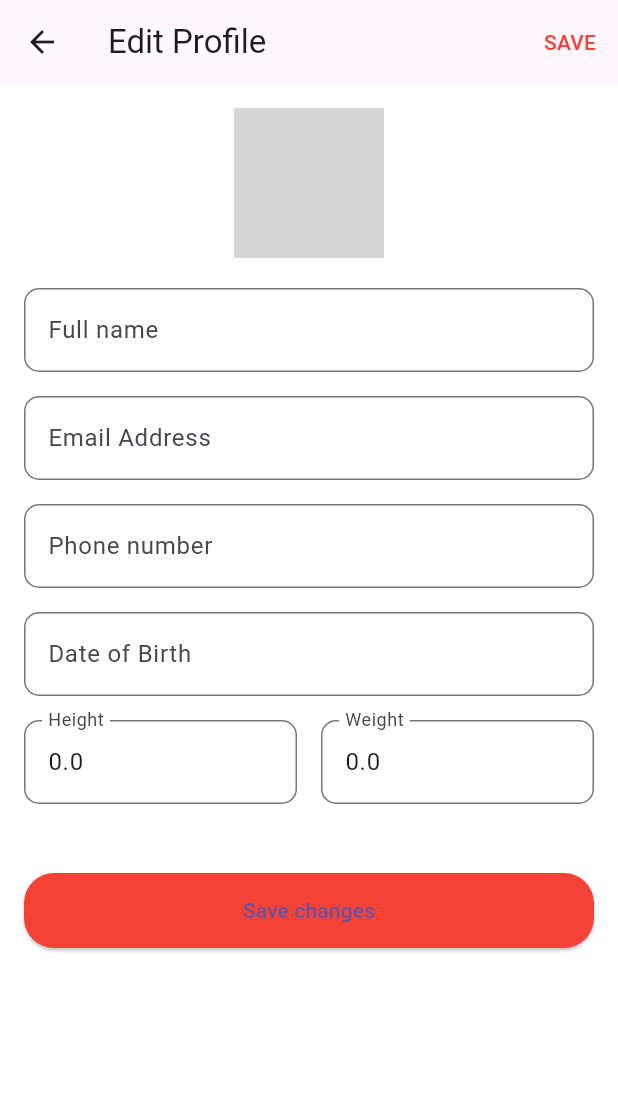
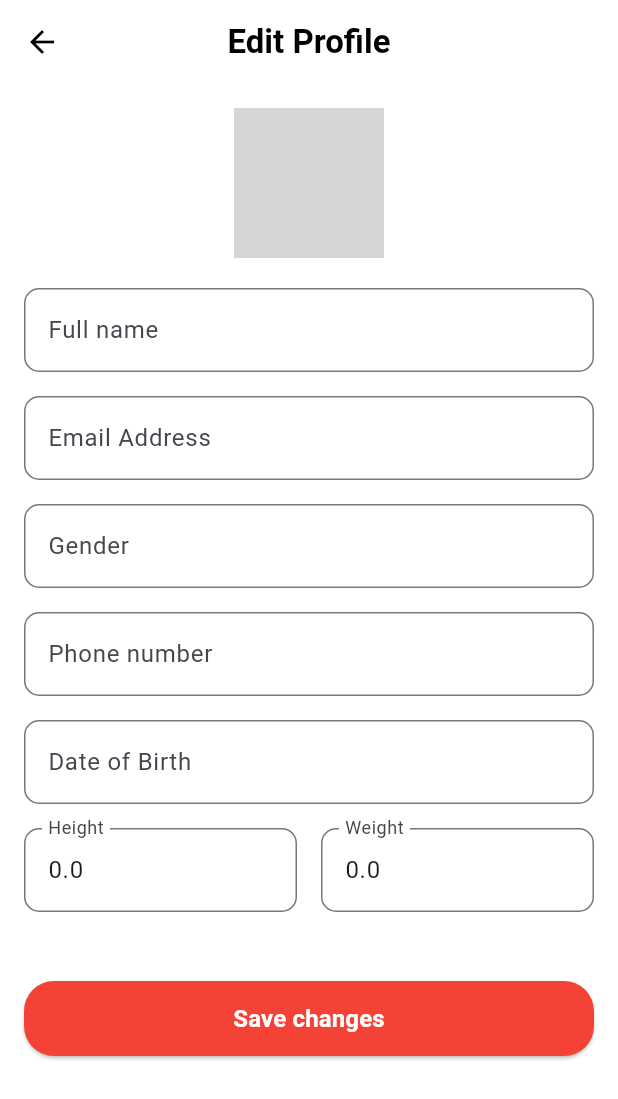
Before and after one commit to Mdsoln/donation, a Flutter app: the EditProfileScreen screen opened directly with empty values, on a phone screen of 412 x 824 dp. Shown: the top 1099 px of the screen. Run offline on Flutter 3.47's test engine with Material 3 defaults, Android fonts, the phone set to English and light mode, and no system bars; our stand-ins replace geolocator, google_fonts, google_maps_flutter, image_picker, jwt_decoder, shared_preferences; accounts and stored records are empty; network calls fail; project files that could hold a hidden picture were left out; grey boxes are pictures that could not be loaded.

Commit message:
fixed app bar styles, adding gender field && save button styling

```diff
--- a/lib/screen/profile/EditProfileScreen.dart
+++ b/lib/screen/profile/EditProfileScreen.dart
@@ -52,6 +52,7 @@ class _EditProfileScreenState extends State<EditProfileScreen> {
   void dispose() {
     _nameController.dispose();
     _emailController.dispose();
+    _genderController.dispose();
     _phoneController.dispose();
     _birthDateController.dispose();
     _heightController.dispose();
@@ -100,13 +101,17 @@ class _EditProfileScreenState extends State<EditProfileScreen> {
     return Scaffold(
       backgroundColor: Colors.white,
       appBar: AppBar(
-        title: const Text('Edit Profile'),
-        actions: [
-          TextButton(
-            onPressed: _saveChanges,
-            child: const Text('SAVE', style: TextStyle(color: Colors.red)),
+        backgroundColor: Colors.white,
+        elevation: 0,
+        centerTitle: true,
+        leading: IconButton(
+          icon: const Icon(Icons.arrow_back, color: Colors.black),
+          onPressed: () => Navigator.pop(context),
           ),
-        ],
+        title: const Text(
+          "Edit Profile",
+            style: TextStyle(color: Colors.black, fontWeight: FontWeight.bold),
+        ),
       ),
       body: SingleChildScrollView(
         padding: const EdgeInsets.all(16),
@@ -121,7 +126,7 @@ class _EditProfileScreenState extends State<EditProfileScreen> {
                   backgroundImage: _imagePath != null
                       ? (_imageFile != null
                       ? FileImage(_imageFile!)
-                      : NetworkImage("http://192.168.1.194:8080/$_imagePath") as ImageProvider)
+                      : NetworkImage("http://192.168.236.49:8080/$_imagePath") as ImageProvider)
                       : null,
                   child: _imagePath == null && _imageFile == null
                       ? const Icon(Icons.person, size: 50)
@@ -131,6 +136,7 @@ class _EditProfileScreenState extends State<EditProfileScreen> {
               const SizedBox(height: 20),
               _buildTextField('Full name', _nameController),
               _buildTextField('Email Address', _emailController),
+              _buildTextField('Gender', _genderController),
               _buildTextField('Phone number', _phoneController),
               _buildTextField('Date of Birth', _birthDateController),
               Row(
@@ -150,7 +156,14 @@ class _EditProfileScreenState extends State<EditProfileScreen> {
                   ),
                   minimumSize: const Size(double.infinity, 50),
                 ),
-                child: const Text('Save changes'),
+                child: const Text(
+                  'Save changes',
+                  style: TextStyle(
+                    fontSize: 16,
+                    fontWeight: FontWeight.bold,
+                    color: Colors.white,
+                  ),
+                ),
               ),
             ],
           ),
```
